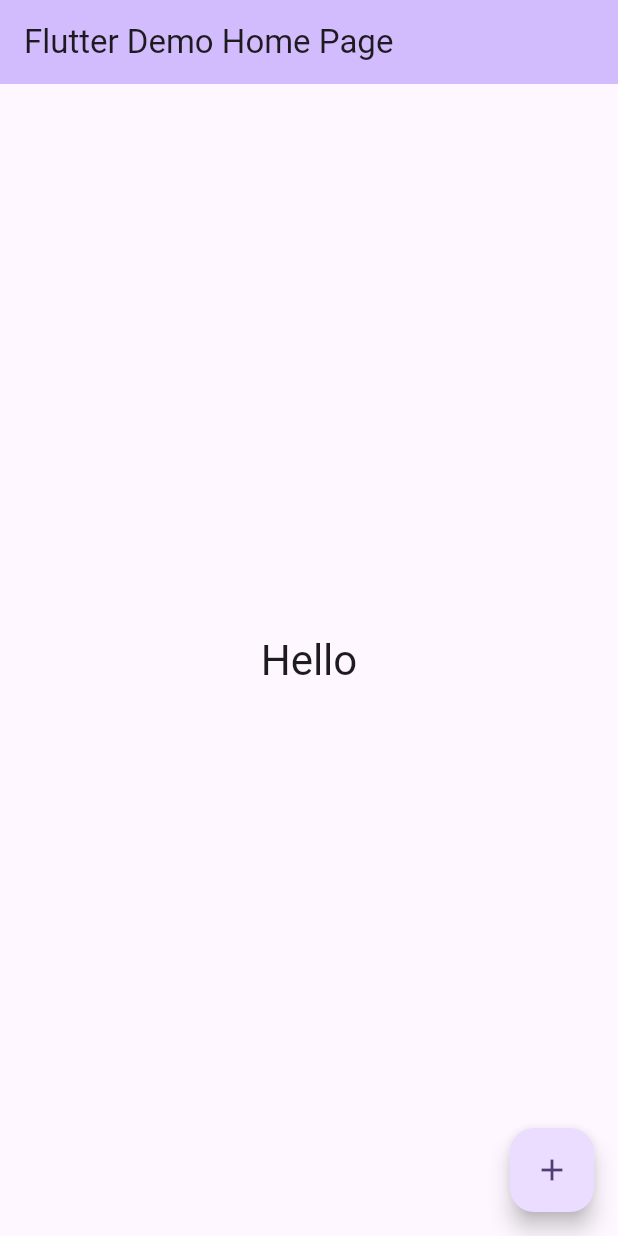
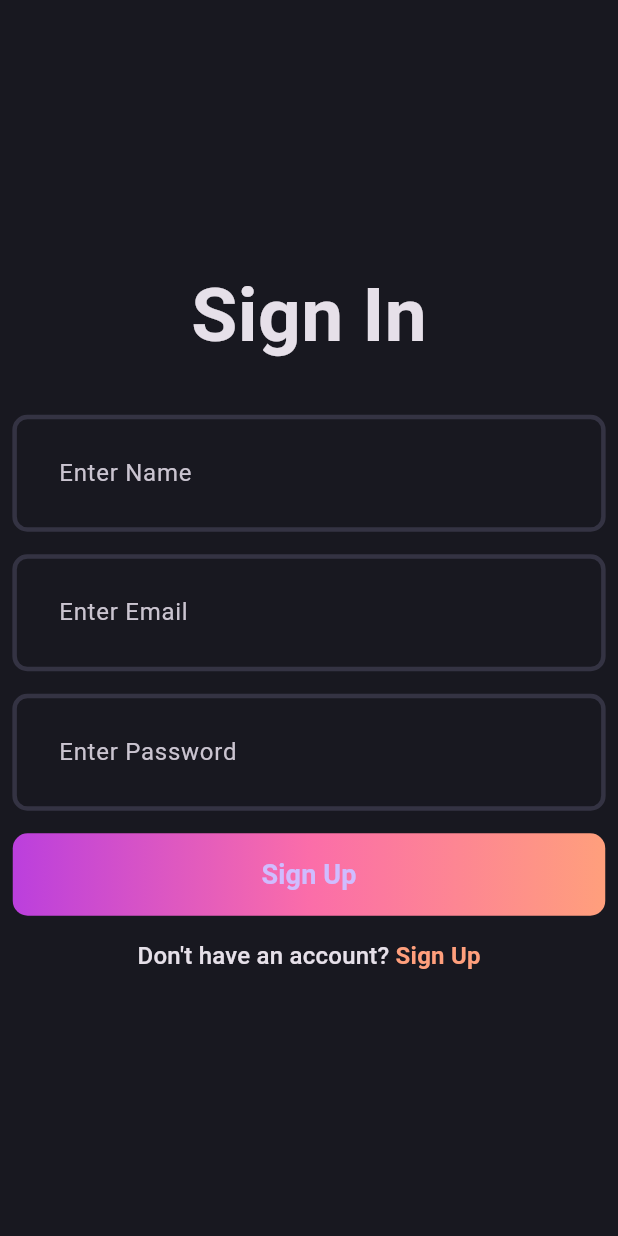
Before and after one commit to nirdeshika-07/blog_app, a Flutter app: the screen it shows after launch, on a phone screen of 412 x 824 dp. Run offline on Flutter 3.47's test engine with Material 3 defaults, Android fonts, the phone set to English and light mode, and no system bars.

Commit message:
Ui of Signup completed

```diff
--- /dev/null
+++ b/devtools_options.yaml
@@ -0,0 +1,3 @@
+description: This file stores settings for Dart & Flutter DevTools.
+documentation: https://docs.flutter.dev/tools/devtools/extensions#configure-extension-enablement-states
+extensions:
--- /dev/null
+++ b/lib/core/theme/blog_pallete.dart
@@ -0,0 +1,13 @@
+import 'package:flutter/material.dart';
+
+class BlogPallete {
+  static const Color backgroundColor = Color.fromRGBO(24, 24, 32, 1);
+  static const Color gradient1 = Color.fromRGBO(187, 63, 221, 1);
+  static const Color gradient2 = Color.fromRGBO(251, 109, 169, 1);
+  static const Color gradient3 = Color.fromRGBO(255, 159, 124, 1);
+  static const Color borderColor = Color.fromRGBO(52, 51, 67, 1);
+  static const Color whiteColor = Color.fromRGBO(255, 255, 255, 1);
+  static const Color greyColor = Color.fromRGBO(158, 158, 158, 1);
+  static const Color errorColor = Color.fromRGBO(255, 82, 82, 1);
+  static const Color transparentColor = Colors.transparent;
+}
--- /dev/null
+++ b/lib/core/theme/blog_theme.dart
@@ -0,0 +1,21 @@
+import 'package:blog_app/core/theme/blog_pallete.dart';
+import 'package:flutter/material.dart';
+
+class BlogTheme{
+  static _border([Color color = BlogPallete.borderColor]) => OutlineInputBorder(
+      borderSide: BorderSide(
+          color: color,
+          width: 3
+      ),
+      borderRadius: BorderRadius.circular(10)
+  );
+
+  static final darkThemeMode = ThemeData.dark().copyWith(
+    scaffoldBackgroundColor: BlogPallete.backgroundColor,
+    inputDecorationTheme: InputDecorationTheme(
+      contentPadding: const EdgeInsets.all(27),
+      enabledBorder: _border(),
+        focusedBorder: _border(BlogPallete.gradient2)
+    )
+  );
+}
--- a/lib/main.dart
+++ b/lib/main.dart
@@ -1,4 +1,5 @@
-import 'package:blog_app/presentation/screens/home_screen.dart';
+import 'package:blog_app/core/theme/blog_theme.dart';
+import 'package:blog_app/presentation/screens/signup_screen.dart';
 import 'package:flutter/material.dart';
 
 void main() {
@@ -12,11 +13,13 @@ class MyApp extends StatelessWidget {
   @override
   Widget build(BuildContext context) {
     return MaterialApp(
-      title: 'Flutter Demo',
-      theme: ThemeData(
-        colorScheme: ColorScheme.fromSeed(seedColor: Colors.deepPurple),
-      ),
-      home: const MyHomePage(title: 'Flutter Demo Home Page'),
+      title: 'Blog App',
+      debugShowCheckedModeBanner: false,
+      theme: BlogTheme.darkThemeMode,
+      // ThemeData(
+      //   colorScheme: ColorScheme.fromSeed(seedColor: Colors.deepPurple),
+      // ),
+      home: SignupScreen(),
     );
   }
 }
--- /dev/null
+++ b/lib/presentation/screens/signup_screen.dart
@@ -0,0 +1,70 @@
+import 'package:blog_app/core/theme/blog_pallete.dart';
+import 'package:blog_app/presentation/widgets/auth_field.dart';
+import 'package:blog_app/presentation/widgets/auth_gradient_button.dart';
+import 'package:flutter/material.dart';
+
+class SignupScreen extends StatefulWidget {
+  const SignupScreen({super.key});
+
+  @override
+  State<SignupScreen> createState() => _SignupScreenState();
+}
+
+class _SignupScreenState extends State<SignupScreen> {
+  @override
+  Widget build(BuildContext context) {
+    return Scaffold(
+      body: Padding(
+        padding: EdgeInsets.symmetric(
+          horizontal: MediaQuery.of(context).size.width*0.02
+        ),
+        child: Column(
+          mainAxisAlignment: MainAxisAlignment.center,
+          children: [
+            Text(
+                'Sign In',
+              style: TextStyle(
+                fontSize: 50,
+                fontWeight: FontWeight.bold
+              ),
+            ),
+            const SizedBox(
+              height: 30,
+            ),
+            AuthField(hintText: 'Enter Name'),
+            const SizedBox(
+              height: 15,
+            ),
+            AuthField(hintText: 'Enter Email'),
+            const SizedBox(
+              height: 15,
+            ),
+            AuthField(hintText: 'Enter Password'),
+            const SizedBox(
+              height: 15,
+            ),
+            AuthGradientButton(),
+            const SizedBox(
+              height: 15,
+            ),
+            RichText(
+                text: TextSpan(
+              text: 'Don\'t have an account? ',
+                  style: Theme.of(context).textTheme.titleMedium,
+                  children: [
+                    TextSpan(
+                      text: 'Sign Up',
+                      style: Theme.of(context).textTheme.titleMedium?.copyWith(
+                          color: BlogPallete.gradient3,
+                        fontWeight: FontWeight.bold
+                      ),
+                    ),
+                  ]
+            ),
+            )
+          ],
+        ),
+      ),
+    );
+  }
+}
--- /dev/null
+++ b/lib/presentation/widgets/auth_field.dart
@@ -0,0 +1,18 @@
+import 'package:flutter/material.dart';
+
+class AuthField extends StatelessWidget {
+  final String hintText;
+  const AuthField({
+    super.key,
+    required this.hintText,
+  });
+
+  @override
+  Widget build(BuildContext context) {
+    return TextFormField(
+      decoration: InputDecoration(
+        hintText: hintText
+      ),
+    );
+  }
+}
--- /dev/null
+++ b/lib/presentation/widgets/auth_gradient_button.dart
@@ -0,0 +1,36 @@
+import 'package:blog_app/core/theme/blog_pallete.dart';
+import 'package:flutter/material.dart';
+
+class AuthGradientButton extends StatelessWidget {
+  const AuthGradientButton({super.key});
+
+  @override
+  Widget build(BuildContext context) {
+    return Container(
+      decoration: BoxDecoration(
+        gradient: LinearGradient(
+            colors: [
+              BlogPallete.gradient1,
+              BlogPallete.gradient2,
+              BlogPallete.gradient3
+            ]),
+        borderRadius: BorderRadius.circular(10)
+      ),
+      child: ElevatedButton(
+          onPressed: (){},
+        style: ElevatedButton.styleFrom(
+          fixedSize: Size(395,55 ),
+          backgroundColor: BlogPallete.transparentColor,
+          shadowColor: BlogPallete.transparentColor
+        ),
+        child: Text(
+            'Sign Up',
+          style: TextStyle(
+            fontSize: 18,
+            fontWeight: FontWeight.w600
+          ),
+        ),
+      ),
+    );
+  }
+}
```
Also changed, not shown: lib/presentation/screens/login_screen.dart (added).
